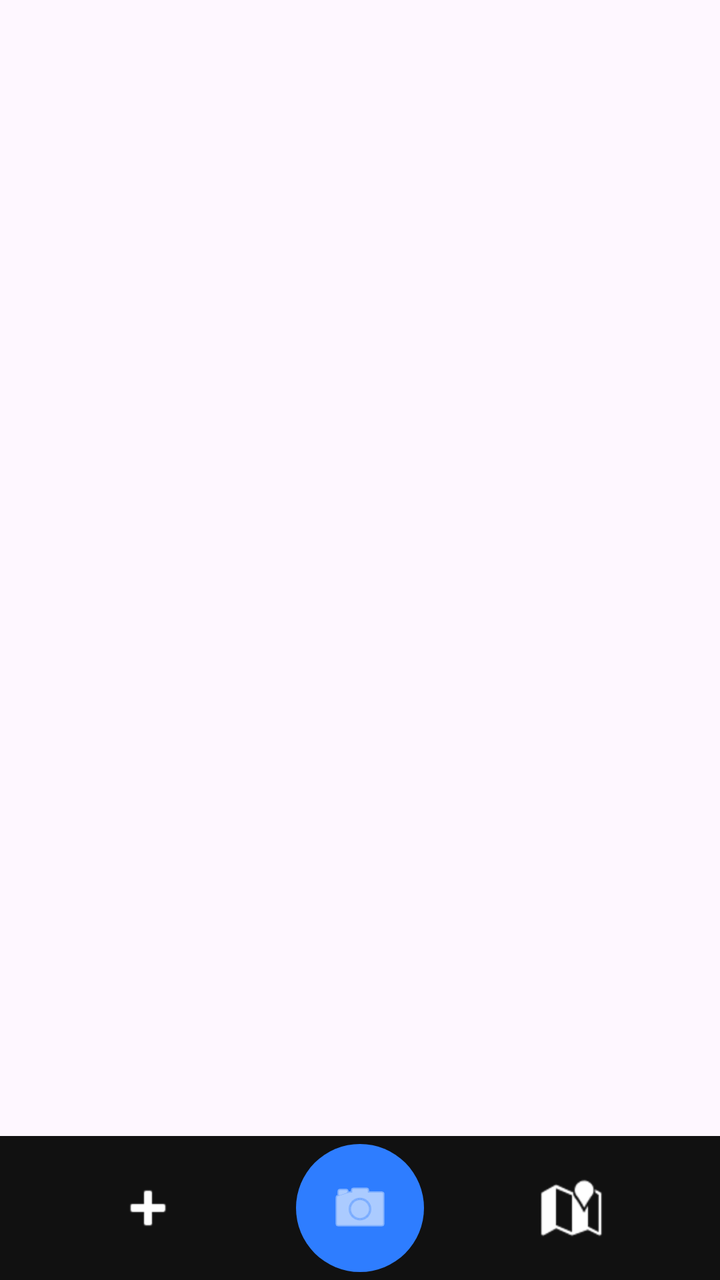
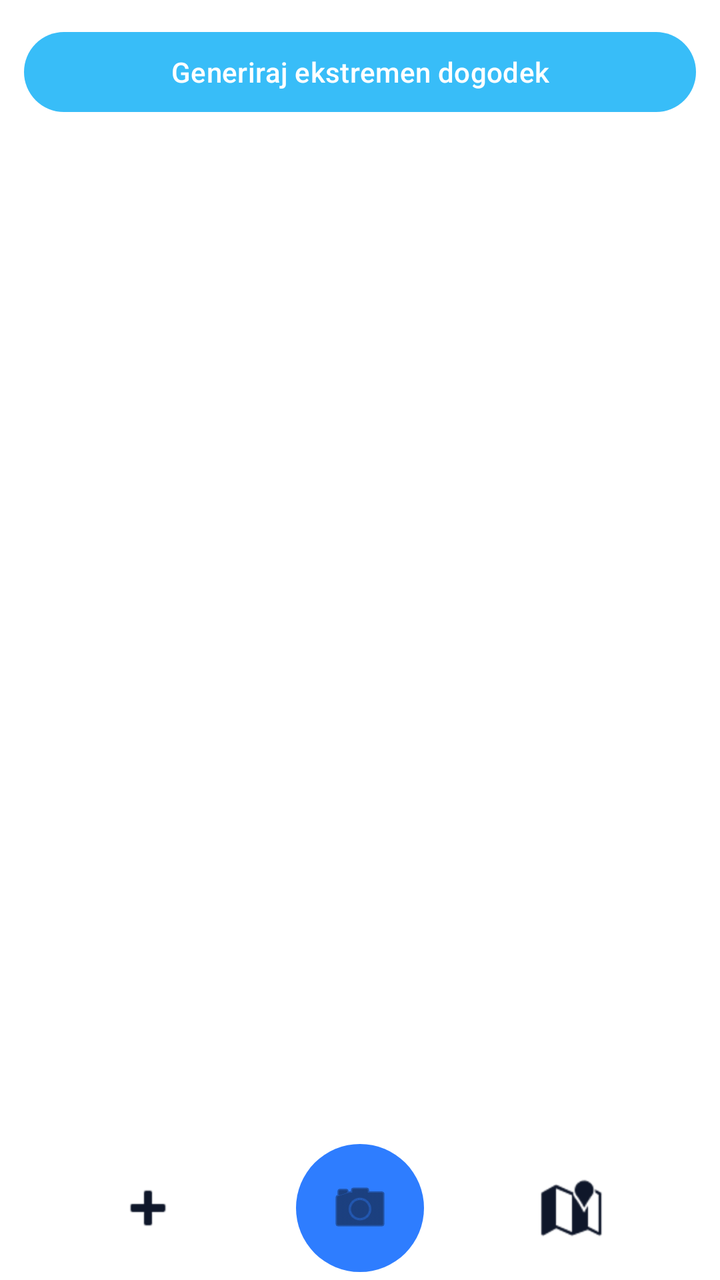

Compare the two renders of this Android layout. The source of the first and the diff that turns it into the second are given below.
<!-- AndroidManifest.xml: application theme Theme.Wind -->
<!-- res/layout/activity_main.xml -->
<?xml version="1.0" encoding="utf-8"?>
<androidx.constraintlayout.widget.ConstraintLayout
    xmlns:android="http://schemas.android.com/apk/res/android"
    xmlns:app="http://schemas.android.com/apk/res-auto"
    android:layout_width="match_parent"

    android:layout_height="match_parent">

    <TextView
        android:id="@+id/txtResult"
        android:layout_width="0dp"
        android:layout_height="wrap_content"
        android:textSize="16sp"
        android:padding="8dp"
        app:layout_constraintTop_toTopOf="parent"
        app:layout_constraintStart_toStartOf="parent"
        app:layout_constraintEnd_toEndOf="parent"/>

    <androidx.recyclerview.widget.RecyclerView
        android:id="@+id/rvEvents"
        android:layout_width="0dp"
        android:layout_height="0dp"
        app:layout_constraintTop_toBottomOf="@id/txtResult"
        app:layout_constraintBottom_toTopOf="@id/bottomNav"
        app:layout_constraintStart_toStartOf="parent"
        app:layout_constraintEnd_toEndOf="parent"/>

    <include
        android:id="@+id/bottomNav"
        layout="@layout/view_bottom_nav"
        android:layout_width="match_parent"
        android:layout_height="72dp"
        app:layout_constraintBottom_toBottomOf="parent"
        app:layout_constraintStart_toStartOf="parent"
        app:layout_constraintEnd_toEndOf="parent"/>


</androidx.constraintlayout.widget.ConstraintLayout>
<!-- res/layout/view_bottom_nav.xml (included above) -->
<?xml version="1.0" encoding="utf-8"?>
<androidx.constraintlayout.widget.ConstraintLayout
    xmlns:android="http://schemas.android.com/apk/res/android"
    xmlns:app="http://schemas.android.com/apk/res-auto"
    android:layout_width="match_parent"
    android:layout_height="72dp"
    android:background="#111111">



    <ImageButton
        android:id="@+id/btnNavAdd"
        android:layout_width="48dp"
        android:layout_height="48dp"
        android:background="@android:color/transparent"
        android:src="@android:drawable/ic_input_add"
        app:layout_constraintStart_toStartOf="parent"
        app:layout_constraintEnd_toStartOf="@id/btnNavCamera"
        app:layout_constraintTop_toTopOf="parent"
        app:layout_constraintBottom_toBottomOf="parent"
        app:layout_constraintHorizontal_chainStyle="spread"
        app:tint="@android:color/white" />

    <ImageButton
        android:id="@+id/btnNavCamera"
        android:layout_width="64dp"
        android:layout_height="64dp"
        android:background="@drawable/bg_camera_button"
        android:src="@android:drawable/ic_menu_camera"
        app:layout_constraintStart_toEndOf="@id/btnNavAdd"
        app:layout_constraintEnd_toStartOf="@id/btnNavMap"
        app:layout_constraintTop_toTopOf="parent"
        app:layout_constraintBottom_toBottomOf="parent"
        app:tint="@android:color/white" />

    <ImageButton
        android:id="@+id/btnNavMap"
        android:layout_width="48dp"
        android:layout_height="48dp"
        android:background="@android:color/transparent"
        android:src="@android:drawable/ic_dialog_map"
        app:layout_constraintStart_toEndOf="@id/btnNavCamera"
        app:layout_constraintEnd_toEndOf="parent"
        app:layout_constraintTop_toTopOf="parent"
        app:layout_constraintBottom_toBottomOf="parent"
        app:tint="@android:color/white" />

</androidx.constraintlayout.widget.ConstraintLayout>
<!-- resources referenced by this layout -->
<resources>
  <!-- drawable bg_camera_button (drawable) -->
  <?xml version="1.0" encoding="utf-8"?>
  <shape xmlns:android="http://schemas.android.com/apk/res/android"
      android:shape="oval">
      <solid android:color="#2E7DFF"/>
  </shape>
  <style name="Theme.Wind" parent="Base.Theme.Wind" />
  <style name="Base.Theme.Wind" parent="Theme.Material3.DayNight.NoActionBar">
          
          
      </style>
</resources>

<!-- the commit's change to res/layout/activity_main.xml (unified diff, before → after) -->
@@ -5,6 +5,14 @@
     android:layout_width="match_parent"
 
     android:layout_height="match_parent">
+    <Button
+        app:layout_constraintTop_toTopOf="parent"
+        android:id="@+id/btnGenerateEvent"
+        android:layout_width="match_parent"
+        android:layout_height="wrap_content"
+        android:text="Generiraj ekstremen dogodek"
+        android:layout_margin="12dp" />
+
 
     <TextView
         android:id="@+id/txtResult"
@@ -20,7 +28,7 @@
         android:id="@+id/rvEvents"
         android:layout_width="0dp"
         android:layout_height="0dp"
-        app:layout_constraintTop_toBottomOf="@id/txtResult"
+        app:layout_constraintTop_toBottomOf="@id/btnGenerateEvent"
         app:layout_constraintBottom_toTopOf="@id/bottomNav"
         app:layout_constraintStart_toStartOf="parent"
         app:layout_constraintEnd_toEndOf="parent"/>
@@ -43,9 +51,7 @@
     xmlns:app="http://schemas.android.com/apk/res-auto"
     android:layout_width="match_parent"
     android:layout_height="72dp"
-    android:background="#111111">
-
-
+    android:background="@color/nav_bg">
 
     <ImageButton
         android:id="@+id/btnNavAdd"
@@ -58,7 +64,7 @@
         app:layout_constraintTop_toTopOf="parent"
         app:layout_constraintBottom_toBottomOf="parent"
         app:layout_constraintHorizontal_chainStyle="spread"
-        app:tint="@android:color/white" />
+        app:tint="@color/nav_icon" />
 
     <ImageButton
         android:id="@+id/btnNavCamera"
@@ -70,7 +76,7 @@
         app:layout_constraintEnd_toStartOf="@id/btnNavMap"
         app:layout_constraintTop_toTopOf="parent"
         app:layout_constraintBottom_toBottomOf="parent"
-        app:tint="@android:color/white" />
+        app:tint="@color/nav_icon" />
 
     <ImageButton
         android:id="@+id/btnNavMap"
@@ -82,6 +88,6 @@
         app:layout_constraintEnd_toEndOf="parent"
         app:layout_constraintTop_toTopOf="parent"
         app:layout_constraintBottom_toBottomOf="parent"
-        app:tint="@android:color/white" />
+        app:tint="@color/nav_icon" />
 
 </androidx.constraintlayout.widget.ConstraintLayout>
<!-- resource entries referenced after the edit -->
@@ -1,15 +1,33 @@
 <!-- resources referenced by this layout -->
 <resources>
+  <color name="nav_bg">#FFFFFF</color>
+  <color name="nav_icon">#0F172A</color>
   <!-- drawable bg_camera_button (drawable) -->
   <?xml version="1.0" encoding="utf-8"?>
   <shape xmlns:android="http://schemas.android.com/apk/res/android"
       android:shape="oval">
       <solid android:color="#2E7DFF"/>
   </shape>
-  <style name="Theme.Wind" parent="Base.Theme.Wind" />
-  <style name="Base.Theme.Wind" parent="Theme.Material3.DayNight.NoActionBar">
-          
-          
+  <style name="Theme.Wind" parent="Theme.Material3.DayNight.NoActionBar">
+  
+          <item name="colorPrimary">@color/colorPrimary</item>
+          <item name="colorOnPrimary">@color/colorBackground</item>
+  
+          <item name="colorSecondary">@color/colorAccent</item>
+          <item name="colorOnSecondary">@color/colorBackground</item>
+  
+          <item name="android:colorBackground">@color/colorBackground</item>
+          <item name="colorSurface">@color/colorSurface</item>
+  
+          <item name="android:textColorPrimary">@color/colorTextPrimary</item>
+          <item name="android:textColorSecondary">@color/colorTextSecondary</item>
+  
       </style>
+  <color name="colorPrimary">#38BDF8</color>
+  <color name="colorBackground">#FFFFFF</color>
+  <color name="colorAccent">#22C55E</color>
+  <color name="colorSurface">#F8FAFC</color>
+  <color name="colorTextPrimary">#0F172A</color>
+  <color name="colorTextSecondary">#475569</color>
 </resources>
 
